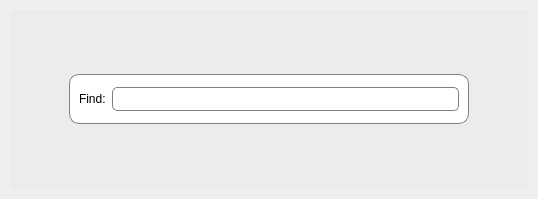
Qt form findwidgetdialog.ui (sayyyed/Qt-FindWidgetDialog) before a commit.
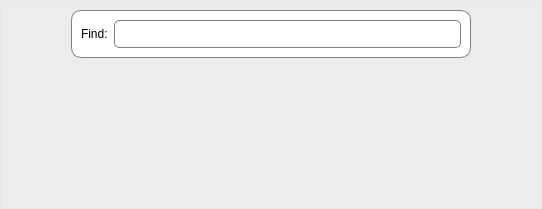
The same form after that commit.

The edit to the form file:
```diff
--- a/findwidgetdialog.ui
+++ b/findwidgetdialog.ui
@@ -6,8 +6,8 @@
    <rect>
     <x>0</x>
     <y>0</y>
-    <width>538</width>
-    <height>199</height>
+    <width>542</width>
+    <height>209</height>
    </rect>
   </property>
   <property name="windowTitle">
@@ -23,7 +23,8 @@
 #lineEdit{
 border: 1px solid gray;
 border-radius: 5px;
-padding: 3px;
+padding-top: 5px;
+padding-bottom: 5px;
 }
 
 #outerFrame{
@@ -31,6 +32,18 @@
 }</string>
   </property>
   <layout class="QGridLayout" name="gridLayout">
+   <property name="leftMargin">
+    <number>0</number>
+   </property>
+   <property name="topMargin">
+    <number>0</number>
+   </property>
+   <property name="rightMargin">
+    <number>0</number>
+   </property>
+   <property name="bottomMargin">
+    <number>0</number>
+   </property>
    <item row="0" column="0" colspan="2">
     <widget class="QFrame" name="outerFrame">
      <property name="styleSheet">
@@ -43,12 +56,12 @@
       <enum>QFrame::Raised</enum>
      </property>
      <layout class="QHBoxLayout" name="horizontalLayout">
-      <item>
+      <item alignment="Qt::AlignTop">
        <widget class="QFrame" name="innerFrame">
         <property name="maximumSize">
          <size>
           <width>400</width>
-          <height>50</height>
+          <height>80</height>
          </size>
         </property>
         <property name="styleSheet">
```
Left out of the diff: 2 changed lines with no effect on the pictures.
